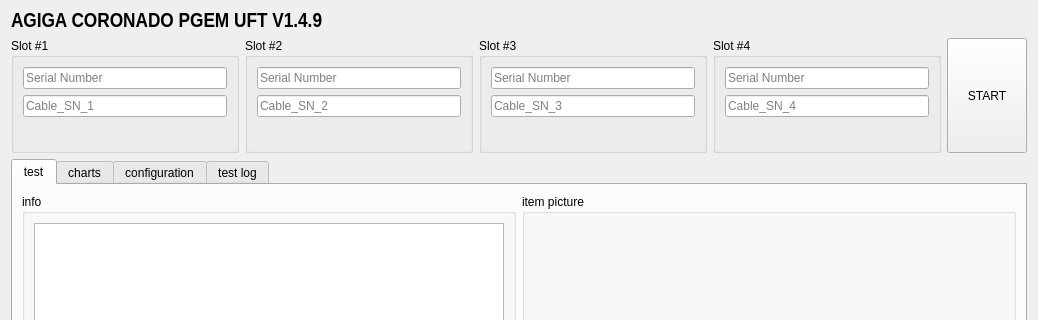
Before: the Qt Designer form src/UFT_GUI/UFT_Ui.ui in hardanimal/UFT_Legacy, drawn with Qt 5; both pictures show x 0 to 1038 and y 0 to 320 of the 1038 by 722 pixel window.
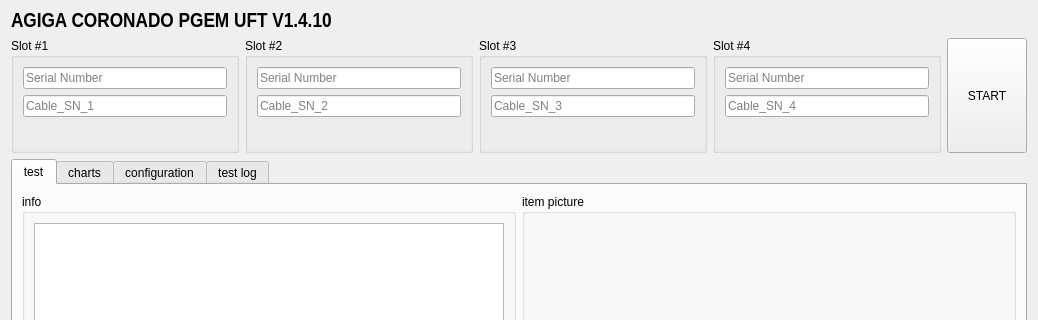
After: the same form once the commit is applied. Custom widgets are drawn as their Qt base class.

Patch:
```diff
--- a/src/UFT_GUI/UFT_Ui.ui
+++ b/src/UFT_GUI/UFT_Ui.ui
@@ -453,7 +453,7 @@
       <bool>false</bool>
      </property>
      <property name="text">
-      <string>AGIGA CORONADO PGEM UFT V1.4.9</string>
+      <string>AGIGA CORONADO PGEM UFT V1.4.10</string>
      </property>
      <property name="textFormat">
       <enum>Qt::AutoText</enum>
```
